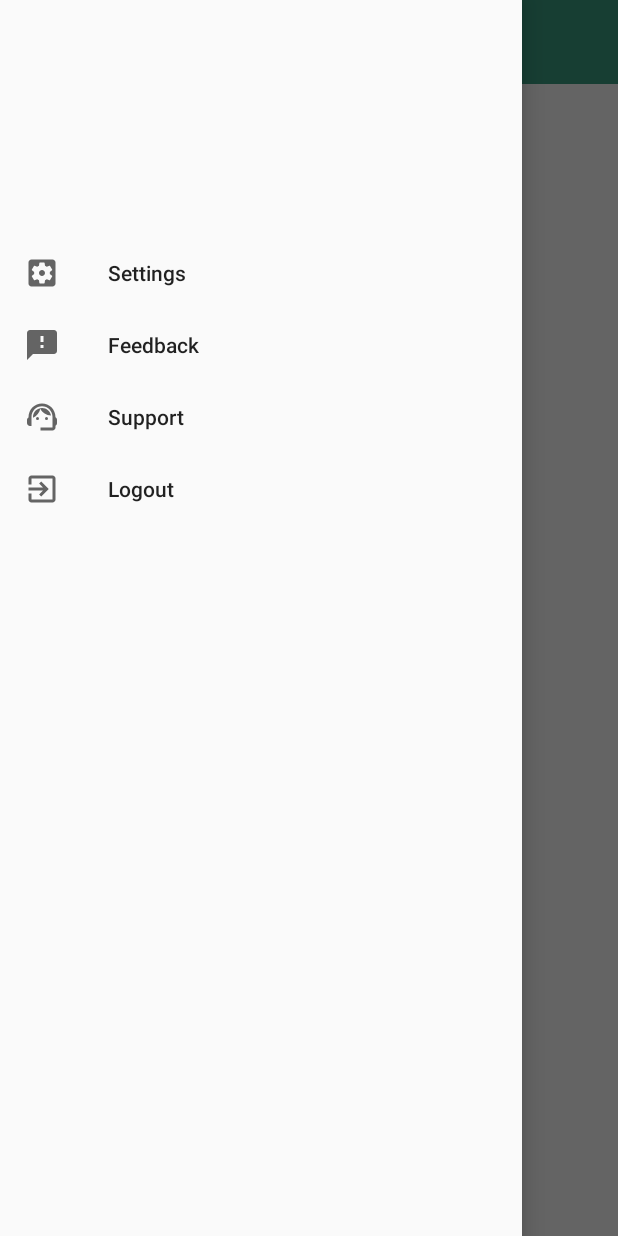
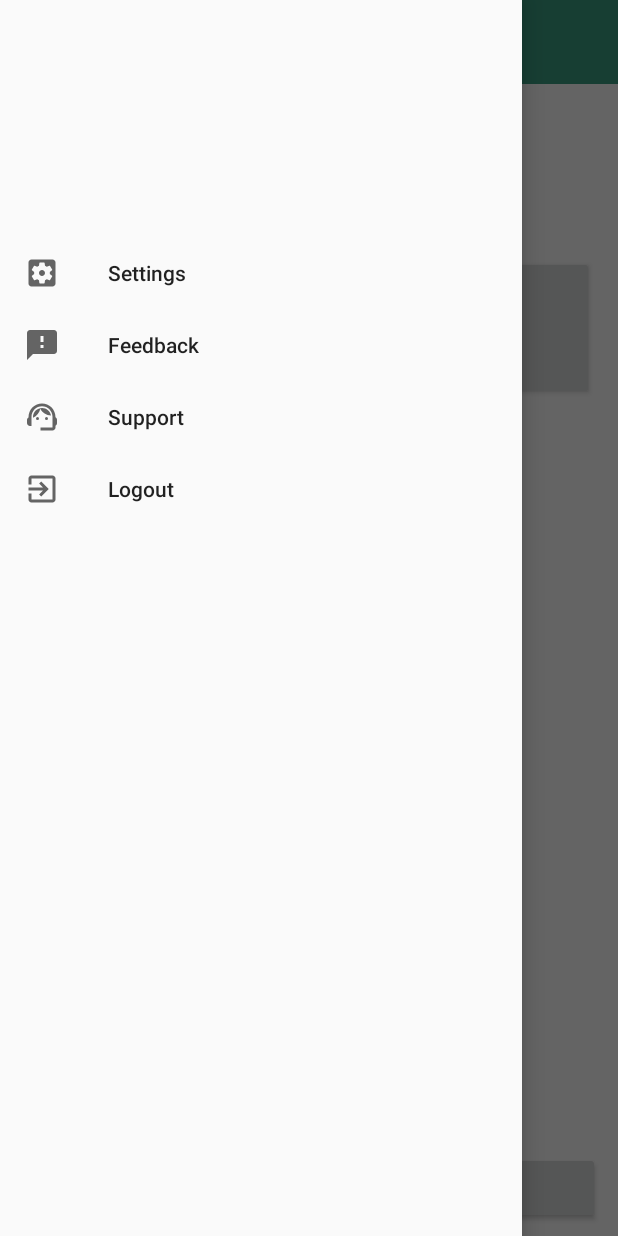
Before and after one commit to ameza2/CS-425-Captsone-PLUSH, an Android app: the StaffHomeScreen screen opened directly, with no data from a screen before it, after a tap on "open", on a phone screen of 412 x 824 dp. Run offline under Robolectric (Android 15) with nearby library versions, the light colour scheme and no system bars; our stand-ins replace Volley; 3 statements that could not run were skipped.

Commit message:
Hamburger menu working, other small fixes
- The hamburger menu now slides properly
- The "connecting" screen only appears once
- The "Shutdown" button has been removed

```diff
--- a/PLUSHApp/app/src/main/java/com/example/plush/PatientLoginScreen.java
+++ b/PLUSHApp/app/src/main/java/com/example/plush/PatientLoginScreen.java
@@ -46,6 +46,7 @@ public class PatientLoginScreen extends AppPLUSHActivity { // PatientLoginScreen
                     }
 
                     // Start activity
+                    thisApplication.firstTime = true;
                     Intent intent = new Intent(PatientLoginScreen.this, PatientPlushHomeScreen.class);
                     startActivity(intent);
                 }
--- a/PLUSHApp/app/src/main/java/com/example/plush/StaffHomeScreen.java
+++ b/PLUSHApp/app/src/main/java/com/example/plush/StaffHomeScreen.java
@@ -56,18 +56,19 @@ public class StaffHomeScreen extends AppPLUSHActivity {
         //this allows for us to detect when the sidebar is opened so we can stop displaying the plush buttons and redisplay when closed.
         actionBarHamburgerToggle = new ActionBarDrawerToggle(this, hamburgerLayout, toolbar, R.string.open, R.string.close){
             @Override
+            public void onDrawerSlide(View drawerView, float slideOffset) {
+                super.onDrawerSlide(drawerView, slideOffset);
+                hamburgerLayout.setTranslationZ(10);
+            }
+
+            @Override
             public void onDrawerOpened(View v){
                 super.onDrawerOpened(v);
-                findViewById(R.id.scrollview).setVisibility(View.INVISIBLE);
-                findViewById(R.id.addButton).setVisibility(View.INVISIBLE);
-                findViewById(R.id.removeButton).setVisibility(View.INVISIBLE);
             }
             @Override
             public void onDrawerClosed(View v){
                 super.onDrawerClosed(v);
-                findViewById(R.id.scrollview).setVisibility(View.VISIBLE);
-                findViewById(R.id.addButton).setVisibility(View.VISIBLE);
-                findViewById(R.id.removeButton).setVisibility(View.VISIBLE);
+                hamburgerLayout.setTranslationZ(0);
             }
         };
         hamburgerLayout.addDrawerListener(actionBarHamburgerToggle);
@@ -128,6 +129,7 @@ public class StaffHomeScreen extends AppPLUSHActivity {
                     Intent intent = new Intent(StaffHomeScreen.this, StaffPlushUnitScreen.class);
                     int ind = buttonList.indexOf(button);
                     thisApplication.currentUnit = unitIDList.get(ind);
+                    thisApplication.firstTime = true;
                     startActivity(intent);
                 }
             });
--- a/PLUSHApp/app/src/main/java/com/example/plush/data/DataApplication.java
+++ b/PLUSHApp/app/src/main/java/com/example/plush/data/DataApplication.java
@@ -76,6 +76,7 @@ public class DataApplication extends Application {
     public JSONObject inputJSON;
     public DataSchedule scheduler;
     boolean alertRecieved = false; // Determines if the application recieved an alert
+    public boolean firstTime = false; // Determines whether the conneciton popup should be displayed.
 
 
     // ACTIVITY CODE: Will allow the application to do things with the current activity
--- a/PLUSHApp/app/src/main/res/layout/activity_hamburger_toolbar.xml
+++ b/PLUSHApp/app/src/main/res/layout/activity_hamburger_toolbar.xml
@@ -3,9 +3,9 @@
 <!-- CREATED BY ANDROID STUDIO -->
 
 <androidx.constraintlayout.widget.ConstraintLayout xmlns:android="http://schemas.android.com/apk/res/android"
+    xmlns:app="http://schemas.android.com/apk/res-auto"
     android:layout_width="match_parent"
-    android:layout_height="match_parent"
-    xmlns:app="http://schemas.android.com/apk/res-auto">
+    android:layout_height="match_parent">
 
     <androidx.appcompat.widget.Toolbar
         android:id="@+id/toolbar"
--- a/PLUSHApp/app/src/main/res/layout/activity_staff_home_screen.xml
+++ b/PLUSHApp/app/src/main/res/layout/activity_staff_home_screen.xml
@@ -7,7 +7,8 @@
     xmlns:tools="http://schemas.android.com/tools"
     android:layout_width="match_parent"
     android:layout_height="match_parent"
-    android:background="#00FD0000">
+    android:background="#00FD0000"
+    android:translationZ="10dp">
 
 
     <androidx.appcompat.widget.Toolbar
@@ -18,6 +19,7 @@
         android:background="?attr/colorPrimary"
         android:minHeight="?attr/actionBarSize"
         android:theme="?attr/actionBarTheme"
+        android:translationZ="0dp"
         app:layout_constraintBottom_toTopOf="@+id/divider"
         app:layout_constraintEnd_toEndOf="parent"
         app:layout_constraintStart_toStartOf="parent"
@@ -37,7 +39,8 @@
         <include
             layout="@layout/activity_hamburger_toolbar"
             android:layout_width="match_parent"
-            android:layout_height="wrap_content" />
+            android:layout_height="wrap_content"
+            tools:visibility="visible" />
 
         <com.google.android.material.navigation.NavigationView
             android:id="@+id/navigationView"
@@ -51,6 +54,28 @@
         </com.google.android.material.navigation.NavigationView>
 
     </androidx.drawerlayout.widget.DrawerLayout>
+
+    <Button
+        android:id="@+id/addButton"
+        android:layout_width="175dp"
+        android:layout_height="48dp"
+        android:layout_marginEnd="12dp"
+        android:layout_marginBottom="8dp"
+        android:text="ADD"
+        android:translationZ="0dp"
+        app:layout_constraintBottom_toBottomOf="parent"
+        app:layout_constraintEnd_toEndOf="parent" />
+
+    <Button
+        android:id="@+id/removeButton"
+        android:layout_width="175dp"
+        android:layout_height="48dp"
+        android:layout_marginStart="12dp"
+        android:layout_marginBottom="8dp"
+        android:text="REMOVE"
+        android:translationZ="0dp"
+        app:layout_constraintBottom_toBottomOf="parent"
+        app:layout_constraintStart_toStartOf="parent" />
 
     <ScrollView
         android:id="@+id/scrollview"
@@ -67,26 +92,6 @@
         tools:visibility="visible">
 
     </ScrollView>
-
-    <Button
-        android:id="@+id/removeButton"
-        android:layout_width="175dp"
-        android:layout_height="48dp"
-        android:layout_marginStart="12dp"
-        android:layout_marginBottom="8dp"
-        android:text="REMOVE"
-        app:layout_constraintBottom_toBottomOf="parent"
-        app:layout_constraintStart_toStartOf="parent" />
-
-    <Button
-        android:id="@+id/addButton"
-        android:layout_width="175dp"
-        android:layout_height="48dp"
-        android:layout_marginEnd="12dp"
-        android:layout_marginBottom="8dp"
-        android:text="ADD"
-        app:layout_constraintBottom_toBottomOf="parent"
-        app:layout_constraintEnd_toEndOf="parent" />
 
     <View
         android:id="@+id/divider"
@@ -105,6 +110,7 @@
         android:id="@+id/flContent"
         android:layout_width="match_parent"
         android:layout_height="match_parent"
-        app:layout_behavior="@string/appbar_scrolling_view_behavior" />
+        app:layout_behavior="@string/appbar_scrolling_view_behavior"
+        tools:visibility="visible" />
 
 </androidx.constraintlayout.widget.ConstraintLayout>
--- a/PLUSHApp/app/src/main/res/layout/activity_staff_plush_unit_screen.xml
+++ b/PLUSHApp/app/src/main/res/layout/activity_staff_plush_unit_screen.xml
@@ -89,7 +89,8 @@
         android:layout_marginBottom="33dp"
         android:text="Shut Down"
         app:layout_constraintBottom_toBottomOf="parent"
-        app:layout_constraintEnd_toEndOf="parent" />
+        app:layout_constraintEnd_toEndOf="parent"
+        tools:visibility="gone" />
 
     <TextView
         android:id="@+id/roomNum"
```
Also changed, not shown: PLUSHApp/app/src/main/java/com/example/plush/PatientPlushHomeScreen.java (+8 -2 lines), PLUSHApp/app/src/main/java/com/example/plush/StaffPlushUnitScreen.java (+7 -2 lines).
